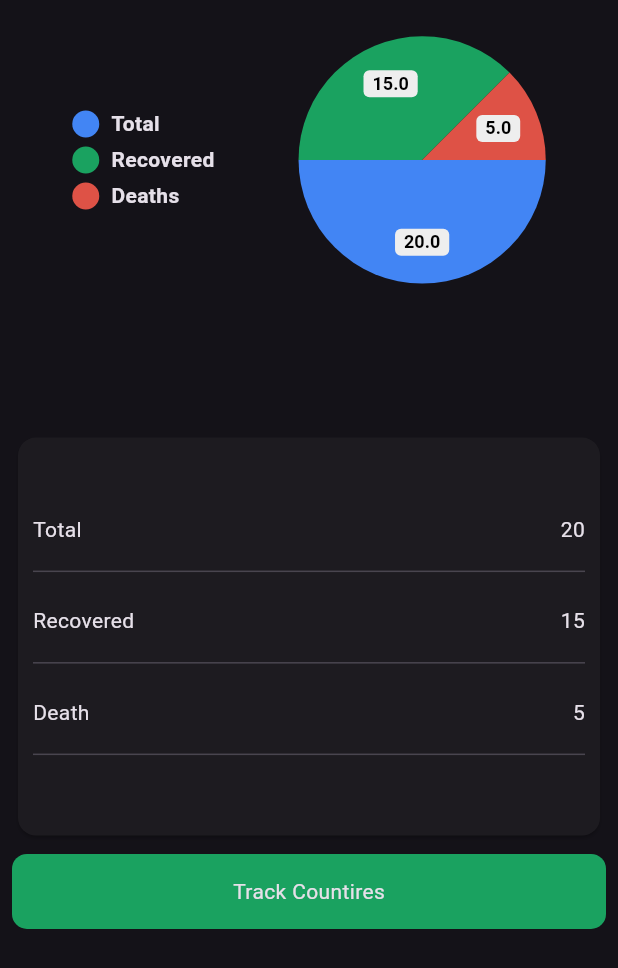
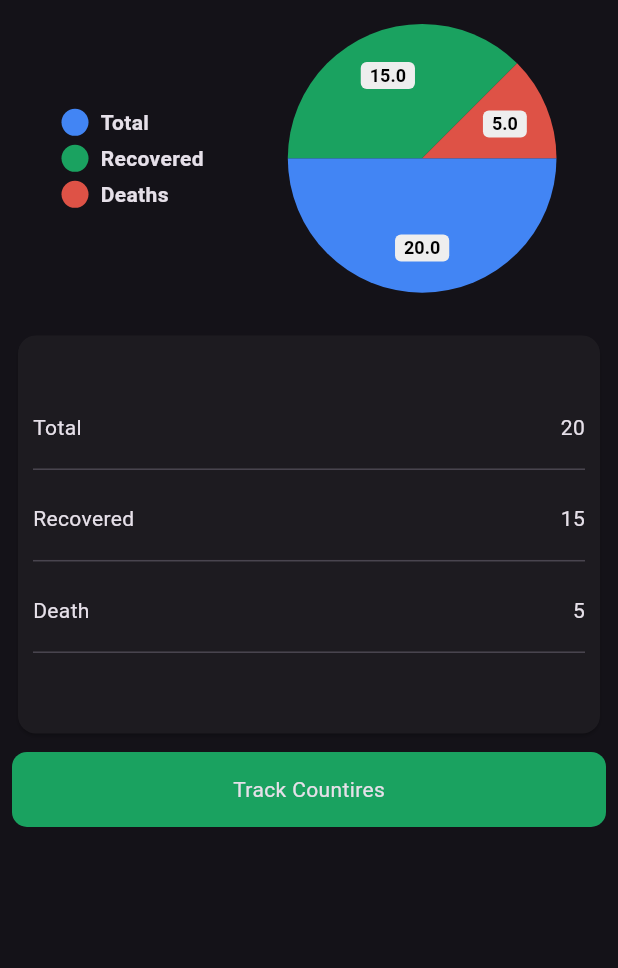
Before and after one commit to usman-codes/Covid-19-Tracker-App, a Flutter app: the screen it shows after launch, on a phone screen of 412 x 824 dp. Shown: the top 968 px of the screen. Run offline on Flutter 3.47's test engine with Material 3 defaults, Android fonts, the phone set to English and light mode, and no system bars; drawn by our look-alikes of pie_chart; our stand-ins replace google_fonts.

Commit message:
initial-commit

```diff
--- /dev/null
+++ b/covid_19_tracker_app/lib/Services/Utilities/appurl.dart
@@ -0,0 +1,6 @@
+class AppUrl {
+  static String baseurl = "https://disease.sh/v3/covid-19/";
+
+  static String worldstateapi = baseurl + "all";
+  static String countrieslist = baseurl + "countries";
+}
--- a/covid_19_tracker_app/lib/View/home_screen.dart
+++ b/covid_19_tracker_app/lib/View/home_screen.dart
@@ -32,30 +32,27 @@ class _home_screenState extends State<home_screen>
 
   @override
   Widget build(BuildContext context) {
-    return SafeArea(
-      child: Scaffold(
-        body: Padding(
+    return Scaffold(
+      body: SafeArea(
+        child: Padding(
           padding: const EdgeInsets.all(8.0),
           child: Column(
             children: [
-              SizedBox(
-                height: MediaQuery.of(context).size.height * .01,
-              ),
               PieChart(
                 dataMap: const {
                   "Total": 20,
                   "Recovered": 15,
                   "Deaths": 5,
                 },
-                chartRadius: MediaQuery.of(context).size.width / 2.5,
+                chartRadius: MediaQuery.of(context).size.width / 2.3,
                 legendOptions:
-                    LegendOptions(legendPosition: LegendPosition.left),
-                animationDuration: Duration(milliseconds: 1200),
+                    const LegendOptions(legendPosition: LegendPosition.left),
+                animationDuration: const Duration(milliseconds: 1200),
                 chartType: ChartType.disc,
                 colorList: colorList,
               ),
               SizedBox(
-                height: MediaQuery.of(context).size.height * .11,
+                height: MediaQuery.of(context).size.height * .02,
               ),
               Card(
                 child: Padding(
@@ -76,10 +73,10 @@ class _home_screenState extends State<home_screen>
               Container(
                 height: 50,
                 decoration: BoxDecoration(
-                  color: Color(0xFF1aa260),
+                  color: const Color(0xFF1aa260),
                   borderRadius: BorderRadius.circular(10),
                 ),
-                child: Center(child: Text("Track Countires")),
+                child: const Center(child: Text("Track Countires")),
               )
             ],
           ),
@@ -106,10 +103,10 @@ class reuserow extends StatelessWidget {
               Text(value),
             ],
           ),
-          SizedBox(
+          const SizedBox(
             height: 10,
           ),
-          Divider()
+          const Divider()
         ],
       ),
     );
--- a/covid_19_tracker_app/lib/View/splash_screen.dart
+++ b/covid_19_tracker_app/lib/View/splash_screen.dart
@@ -15,7 +15,7 @@ class SplashScreen extends StatefulWidget {
 class _SplashScreenState extends State<SplashScreen>
     with TickerProviderStateMixin {
   late final AnimationController _controller =
-      AnimationController(duration: const Duration(seconds: 4), vsync: this)
+      AnimationController(duration: const Duration(seconds: 3), vsync: this)
         ..repeat();
   @override
   void dispose() {
@@ -27,7 +27,7 @@ class _SplashScreenState extends State<SplashScreen>
     // TODO: implement initState
     super.initState();
     Timer(
-        const Duration(seconds: 4),
+        const Duration(seconds: 3),
         () => Navigator.push(
             context, MaterialPageRoute(builder: (context) => home_screen())));
   }
```
